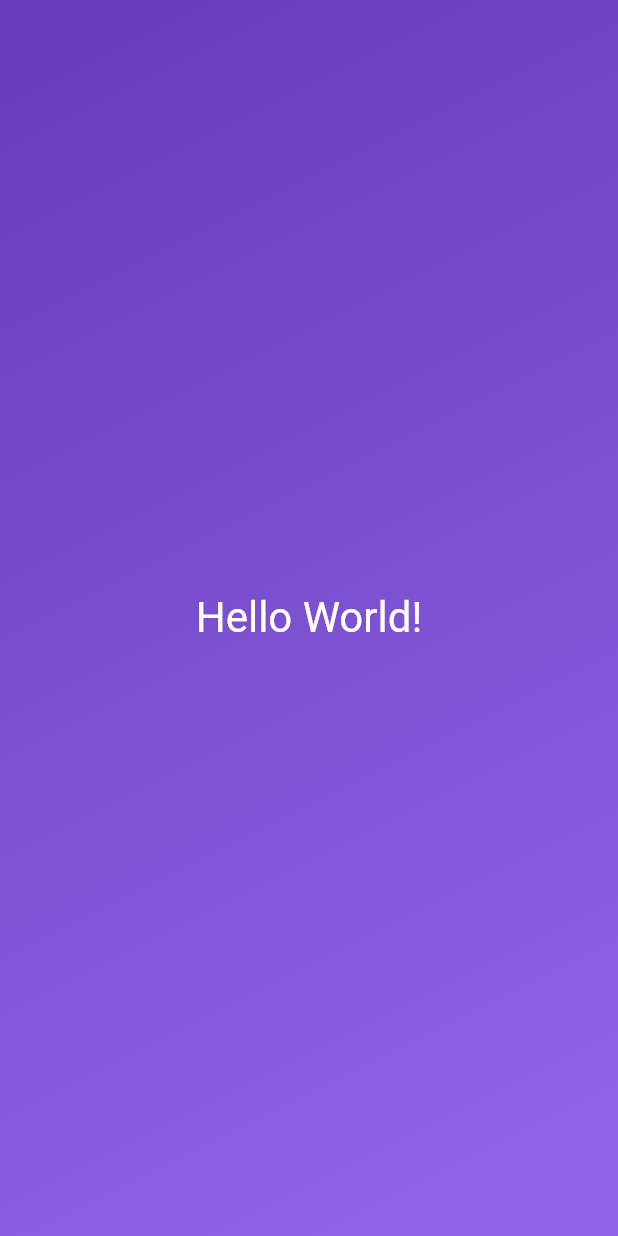
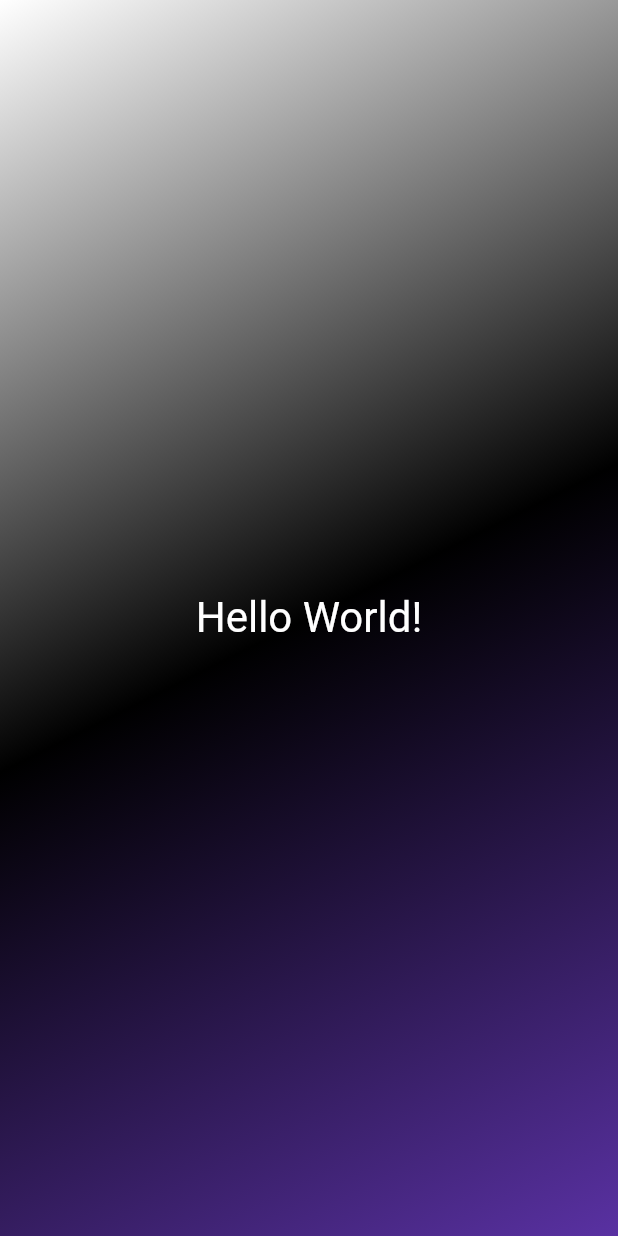
Before and after one commit to 20160553/flutter_practice, a Flutter app: the screen it shows after launch, on a phone screen of 412 x 824 dp. Run offline on Flutter 3.47's test engine with Material 2 defaults, Android fonts, the light colour scheme and no system bars.

Commit message:
S2_P1 : 6. 클래스 파일 분할
1. 클래스 파일 분할
2. 클래스 생성자 추가
3. 클래스 생성자 매개변수

```diff
--- /dev/null
+++ b/udemy_lecture/section_2/s2_p1_dice/lib/gradient_container.dart
@@ -0,0 +1,24 @@
+import 'package:flutter/material.dart';
+import 'package:s2_p1_dice/styled_text.dart';
+
+class GradientContainer extends StatelessWidget {
+  const GradientContainer({super.key, required this.colors});
+
+  final List<Color> colors;
+
+  @override
+  Widget build(BuildContext context) {
+    return Container(
+      decoration: BoxDecoration(
+        gradient: LinearGradient(
+          colors: colors,
+          begin: Alignment.topLeft,
+          end: Alignment.bottomRight,
+        ),
+      ),
+      child: const Center(
+        child: StyledText("Hello World!"),
+        ),
+      );
+  }
+}
--- a/udemy_lecture/section_2/s2_p1_dice/lib/main.dart
+++ b/udemy_lecture/section_2/s2_p1_dice/lib/main.dart
@@ -1,4 +1,7 @@
 import 'package:flutter/material.dart';
+
+//import 규칙 import 'package:프로젝트명/파일명'
+import 'package:s2_p1_dice/gradient_container.dart';
 
 //pubspec => 프로젝트 종속성 관리
 //매개변수 선엉 방식
@@ -25,37 +28,14 @@ ex) printSum(3, 5)
 
 void main() {
   runApp(
-    MaterialApp(
+    const MaterialApp(
       home: Scaffold(
-        body: GradientContainer(),
+        body: GradientContainer(colors: [
+          Colors.white,
+          Colors.black,
+          Color.fromARGB(255, 89, 49, 162),
+        ],),
       ),
     ),
   );
 }
-
-class GradientContainer extends StatelessWidget {
-  @override
-  Widget build(BuildContext context) {
-    return Container(
-      decoration: const BoxDecoration(
-        gradient: LinearGradient(
-          colors: [
-            Colors.deepPurple,
-            Color.fromARGB(255, 144, 103, 236),
-          ],
-          begin: Alignment.topLeft,
-          end: Alignment.bottomRight,
-        ),
-      ),
-      child: const Center(
-        child: Text(
-          "Hello World!",
-          style: TextStyle(
-            color: Colors.white,
-            fontSize: 28,
-          ),
-        ),
-      ),
-    );
-  }
-}
--- /dev/null
+++ b/udemy_lecture/section_2/s2_p1_dice/lib/styled_text.dart
@@ -0,0 +1,19 @@
+import 'package:flutter/material.dart';
+
+class StyledText extends StatelessWidget {
+  //StyledText(String text, {super.key}): text = text;
+  const StyledText(this.text, {super.key});
+
+  final String text;
+
+  @override
+  Widget build(context) {
+    return Text(
+      text,
+      style: const TextStyle(
+        color: Colors.white,
+        fontSize: 28,
+      ),
+    );
+  }
+}
```
